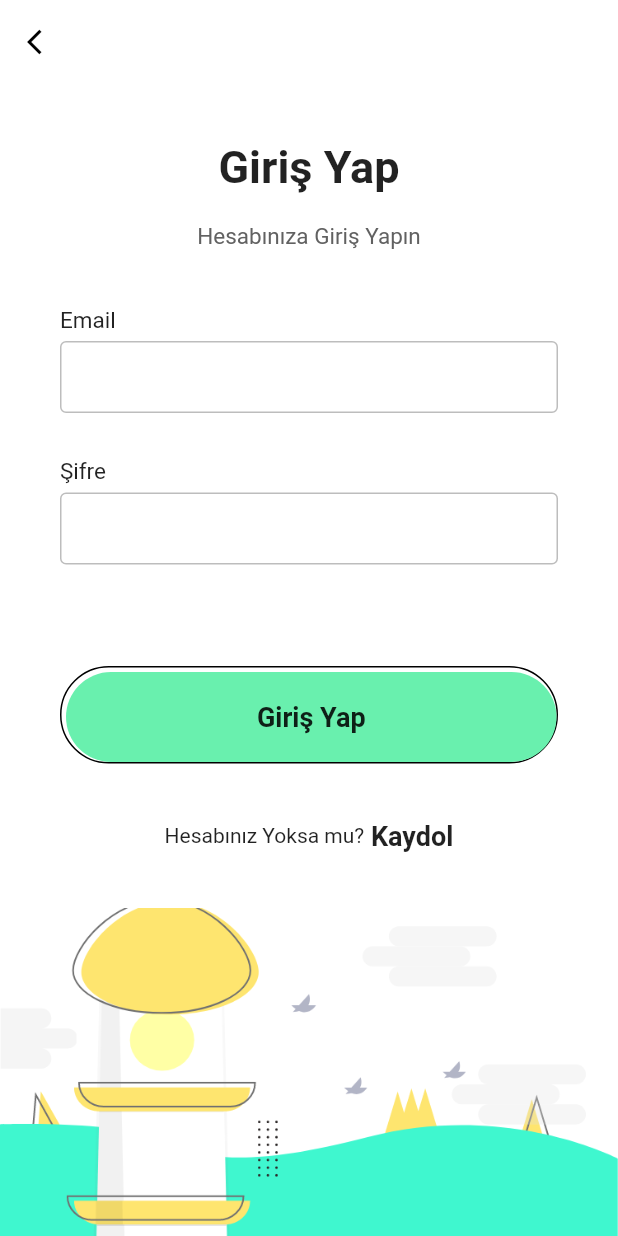
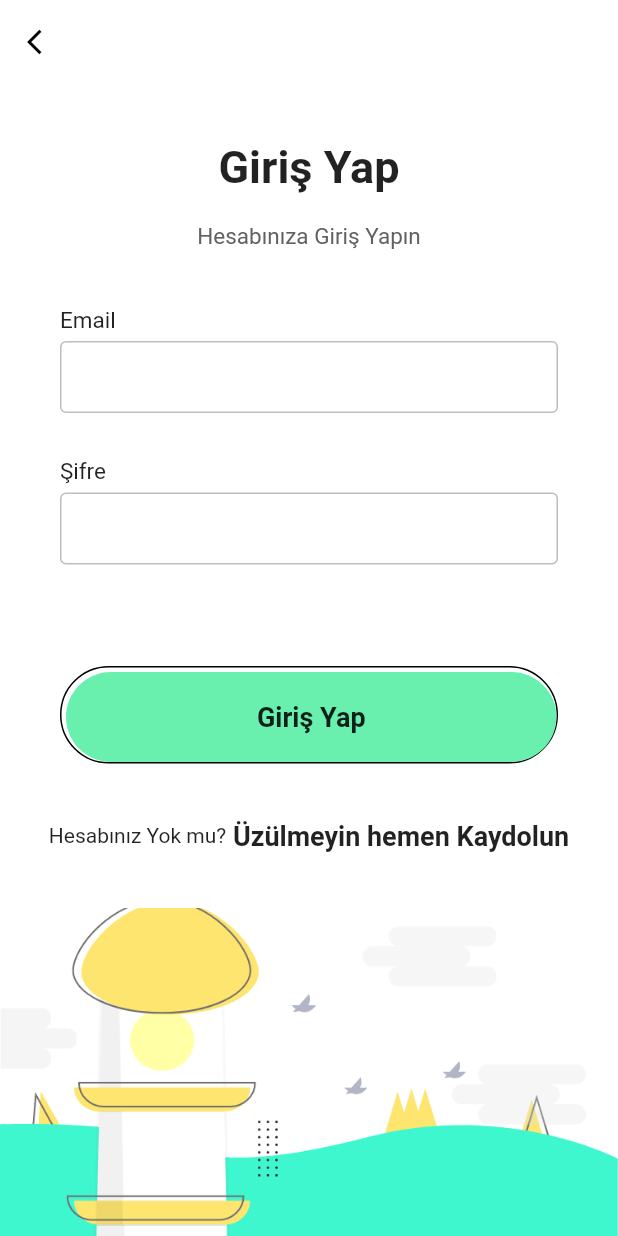
Before and after one commit to yilmazedis/flutter-takas-app, a Flutter app: the screen it shows after launch, after a tap on "Giriş Yap", on a phone screen of 412 x 824 dp. Run offline on Flutter 3.47's test engine with Material 2 defaults, Android fonts, the phone set to English and light mode, and no system bars; drawn by our look-alikes of overlay_support; our stand-ins replace cached_network_image, cloud_firestore, firebase_auth, firebase_core, firebase_messaging, firebase_storage and 1 more; accounts and stored records are empty.

Commit message:
yeni sürüm pull yap

```diff
--- a/lib/screens/homeScreens/DrawerScreen.dart
+++ b/lib/screens/homeScreens/DrawerScreen.dart
@@ -88,7 +88,7 @@ class _DrawerScreenState extends State<DrawerScreen>
             context: context,
             builder: (context) {
               return AlertDialog(
-                title: const Text('Çıkış Yapmak istiyor musunuz!'),
+                title: const Text('Çıkış Yapmak istiyor musunuz?'),
                 content: SingleChildScrollView(
                   child: Column(
                     children: [
@@ -187,7 +187,7 @@ class _DrawerScreenState extends State<DrawerScreen>
                   crossAxisAlignment: CrossAxisAlignment.start,
                   children: [
                     const Text(
-                      "Kitap Dönüşüm",
+                      "Kitap Takasla",
                       style: TextStyle(color: Colors.white, fontSize: 30),
                     ),
                     const SizedBox(
--- a/lib/screens/homeScreens/signin.dart
+++ b/lib/screens/homeScreens/signin.dart
@@ -127,8 +127,8 @@ class _LoginPageState extends State<LoginPage> {
                      Row(
                       mainAxisAlignment: MainAxisAlignment.center,
                       children: const <Widget>[
-                        Text("Hesabınız Yoksa mu?"),
-                        Text(" Kaydol", style: TextStyle(
+                        Text("Hesabınız Yok mu?"),
+                        Text(" Üzülmeyin hemen Kaydolun", style: TextStyle(
                           fontWeight: FontWeight.w600, fontSize: 18
                         ),),
                       ],
--- a/lib/screens/homeScreens/signup.dart
+++ b/lib/screens/homeScreens/signup.dart
@@ -159,7 +159,7 @@ class _SignupPageState extends State<SignupPage> {
                       fontWeight: FontWeight.bold
                   ),),
                   const SizedBox(height: 10,),
-                  Text("Hesap Açın, Bedava", style: TextStyle(
+                  Text("Ücretsiz Hemen, Hesap Açın", style: TextStyle(
                       fontSize: 15,
                       color: Colors.grey[700]
                   ),),
```
